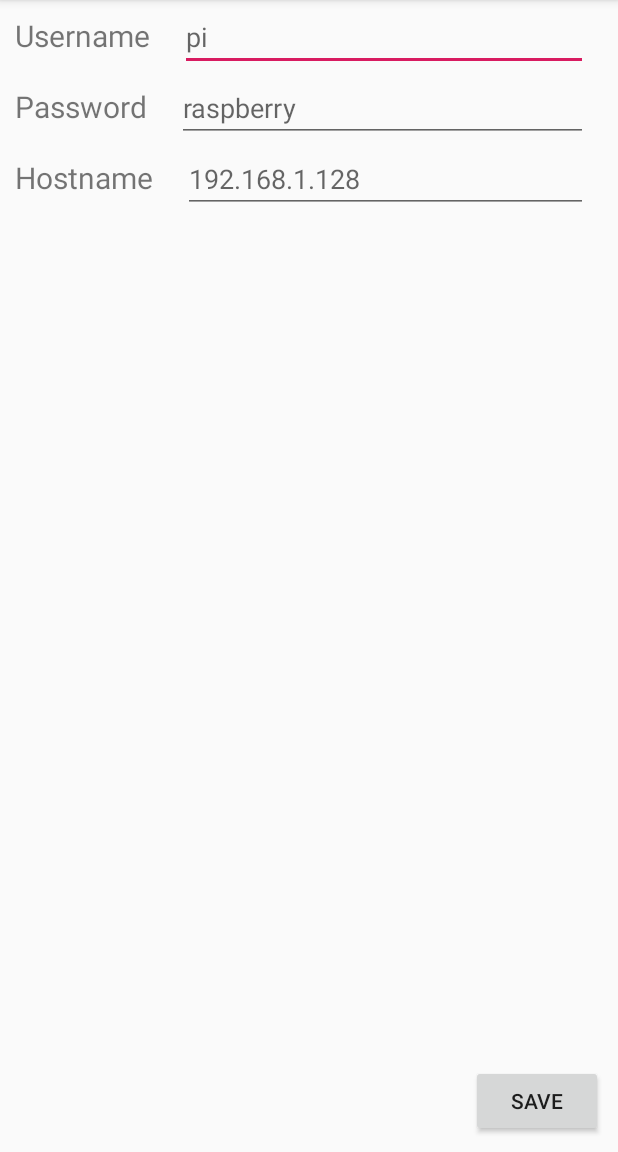
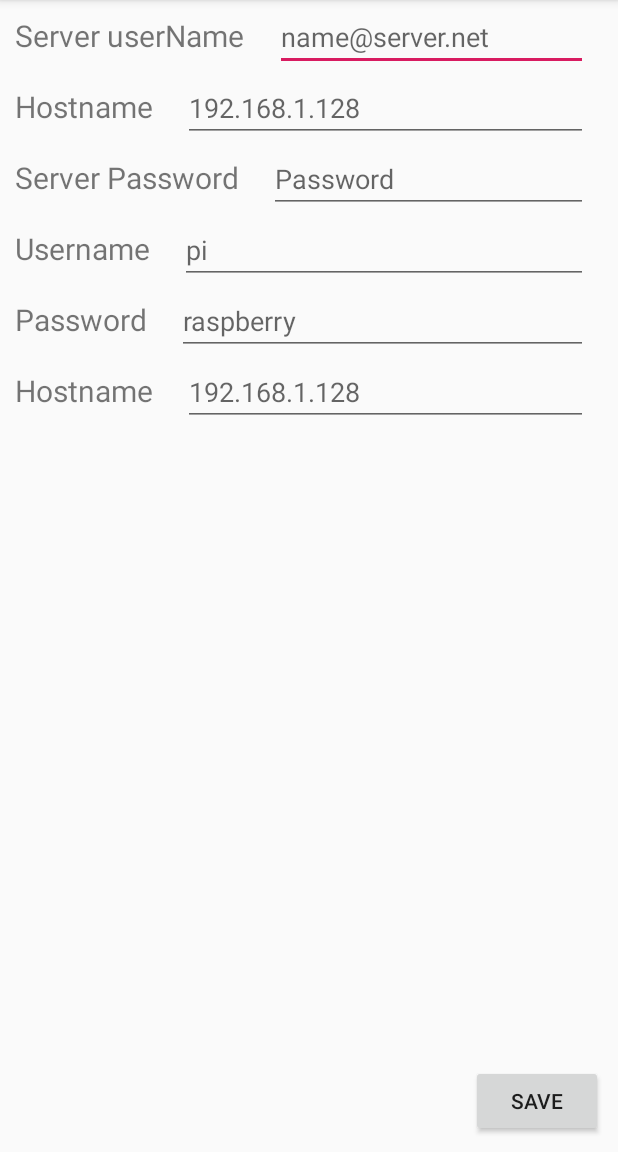
Before and after one commit to Abhiek187/floor-printing-robot, an Android app: the Settings screen opened directly, with no data from a screen before it, on a phone screen of 412 x 824 dp, the part 84-1236 px from its top. Run offline under Robolectric (Android 15) with nearby library versions, the phone set to English and light mode, and no system bars.

Commit message:
Connect to Server

```diff
--- a/LinuxTest/app/src/main/java/com/example/linuxtest/activities/PrintActivity.kt
+++ b/LinuxTest/app/src/main/java/com/example/linuxtest/activities/PrintActivity.kt
@@ -31,14 +31,41 @@ class PrintActivity : AppCompatActivity() {
 
         // Load pi info from SharedPreferences
         val sharedPref = Prefs(this)
-        val username = sharedPref.username
-        val password = sharedPref.password
-        val hostname = sharedPref.hostname
+        val serverName = sharedPref.serverName
+        val serverPassword = sharedPref.serverPassword
+        val serverHost = sharedPref.serverHostname
+       // val username = sharedPref.username
+        //val password = sharedPref.password
+        //val hostname = sharedPref.hostname
 
         currentImgName = intent.getStringExtra("imageName")!!
 
         thread {
-            ssh(username, password, hostname)
+            serverConnect(serverName, serverHost, serverPassword)
+            //ssh(username, password, hostname)
+        }
+    }
+
+    private fun serverConnect(serverName: String, serverHost: String,serverPassword: String){
+
+        try{
+            val jsch = JSch()
+            val session = jsch.getSession(serverName,serverHost)
+            session.setPassword(serverPassword)
+
+            val sharedPref = Prefs(this)
+            val username = sharedPref.username
+            val password = sharedPref.password
+            val hostname = username //hostname is also pi
+
+            uiPrint("Connecting to $serverHost")
+            thread {
+                ssh(username, password, hostname, 4755)
+            }
+
+        }catch (ex: JSchException){
+            ex.stackTrace
+            uiPrint("Could not connect to $serverName")
         }
     }
 
--- a/LinuxTest/app/src/main/java/com/example/linuxtest/activities/Settings.kt
+++ b/LinuxTest/app/src/main/java/com/example/linuxtest/activities/Settings.kt
@@ -13,16 +13,22 @@ class Settings : AppCompatActivity() {
         val binding = ActivitySettingsBinding.inflate(layoutInflater)
         setContentView(binding.root)
 
+        val serverName = binding.editServerUserName
+        val serverPassword = binding.editTextServerPassword
         val hostname = binding.editTextHostname
         val password = binding.editTextPassword
         val userName = binding.editTextUsername
         val saveSettingBtn = binding.saveSetting
+        val serverHostname = binding.editServerHostName
 
         val sharedPref = Prefs(this)
         // Populate EditText's with saved info
         hostname.setText(sharedPref.hostname)
         password.setText(sharedPref.password)
         userName.setText(sharedPref.username)
+        serverName.setText(sharedPref.serverName)
+        serverPassword.setText(sharedPref.serverPassword)
+        serverHostname.setText(sharedPref.serverHostname)
 
         hostname.setOnKeyListener{_, keyCode,keyEvent ->
             if(keyEvent.action == KeyEvent.ACTION_DOWN && keyCode == KeyEvent.KEYCODE_ENTER){
@@ -36,6 +42,9 @@ class Settings : AppCompatActivity() {
             sharedPref.hostname = hostname.text.toString()
             sharedPref.password = password.text.toString()
             sharedPref.username = userName.text.toString()
+            sharedPref.serverName = serverName.text.toString()
+            sharedPref.serverPassword = serverPassword.text.toString()
+            sharedPref.serverHostname = serverHostname.text.toString()
 
             //startActivity(Intent(this,MainActivity::class.java))
             finish()
--- a/LinuxTest/app/src/main/java/com/example/linuxtest/storage/Prefs.kt
+++ b/LinuxTest/app/src/main/java/com/example/linuxtest/storage/Prefs.kt
@@ -9,6 +9,9 @@ class Prefs (context: Context) {
     private val userKey = "username"
     private val passwordKey = "password"
     private val hostNameKey = "hostname"
+    private val serverNameKey = "serverName"
+    private val serverPasswordKey = "serverPassword"
+    private val serverHostnameKey = "serverHostname"
     private val prefs: SharedPreferences = context.getSharedPreferences(fileName,
         Context.MODE_PRIVATE)
 
@@ -27,4 +30,16 @@ class Prefs (context: Context) {
     var hostname: String
         get() = prefs.getString(hostNameKey,"").toString()
         set(value) = prefs.edit().putString(hostNameKey,value).apply()
+
+    var serverName: String
+        get() = prefs.getString(serverNameKey,"").toString()
+        set(value) = prefs.edit().putString(serverNameKey,value).apply()
+
+    var serverPassword: String
+        get() = prefs.getString(serverPasswordKey,"").toString()
+        set(value) = prefs.edit().putString(serverPasswordKey,value).apply()
+
+    var serverHostname: String
+        get() = prefs.getString(serverHostnameKey,"").toString()
+        set(value) = prefs.edit().putString(serverHostnameKey,value).apply()
 }
--- a/LinuxTest/app/src/main/res/layout/activity_settings.xml
+++ b/LinuxTest/app/src/main/res/layout/activity_settings.xml
@@ -7,15 +7,88 @@
     tools:context=".activities.Settings">
 
     <TextView
+        android:id="@+id/textViewServerUserName"
+        android:layout_width="wrap_content"
+        android:layout_height="wrap_content"
+        android:layout_marginStart="10dp"
+        android:layout_marginTop="10dp"
+        android:text="@string/serverName"
+        android:textSize="20sp"
+        app:layout_constraintStart_toStartOf="parent"
+        app:layout_constraintTop_toTopOf="parent"/>
+
+    <EditText
+        android:id="@+id/editServerUserName"
+        android:layout_width="0dp"
+        android:layout_height="wrap_content"
+        android:layout_marginStart="20dp"
+        android:layout_marginEnd="20dp"
+        android:inputType="text"
+        android:hint="@string/sample_server"
+        android:autofillHints="no"
+        app:layout_constraintBaseline_toBaselineOf="@id/textViewServerUserName"
+        app:layout_constraintEnd_toEndOf="parent"
+        app:layout_constraintStart_toEndOf="@id/textViewServerUserName" />
+
+    <TextView
+        android:id="@+id/textServerHostName"
+        android:layout_width="wrap_content"
+        android:layout_height="wrap_content"
+        android:layout_marginStart="10dp"
+        android:paddingTop="10dp"
+        android:text="@string/hostName"
+        android:textSize="20sp"
+        app:layout_constraintStart_toStartOf="parent"
+        app:layout_constraintTop_toBottomOf="@id/editServerUserName"/>
+
+    <EditText
+        android:id="@+id/editServerHostName"
+        android:layout_width="0dp"
+        android:layout_height="wrap_content"
+        android:layout_marginStart="20dp"
+        android:layout_marginEnd="20dp"
+        android:inputType="text"
+        android:autofillHints="no"
+        android:hint="@string/sample_hostname"
+        app:layout_constraintBaseline_toBaselineOf="@id/textServerHostName"
+        app:layout_constraintEnd_toEndOf="parent"
+        app:layout_constraintStart_toEndOf="@id/textServerHostName"/>
+
+
+    <TextView
+        android:id="@+id/textViewServerPassword"
+        android:layout_width="wrap_content"
+        android:layout_height="wrap_content"
+        android:layout_marginStart="10dp"
+        android:paddingTop="10dp"
+        android:textSize="20sp"
+        android:text="@string/serverPassword"
+        app:layout_constraintStart_toStartOf="parent"
+        app:layout_constraintTop_toBottomOf="@id/editServerHostName"/>
+
+    <EditText
+        android:id="@+id/editTextServerPassword"
+        android:layout_width="0dp"
+        android:layout_height="wrap_content"
+        android:layout_marginStart="20dp"
+        android:layout_marginEnd="20dp"
+        android:inputType="textPassword"
+        android:hint="@string/password"
+        android:autofillHints="no"
+        app:layout_constraintBaseline_toBaselineOf="@id/textViewServerPassword"
+        app:layout_constraintEnd_toEndOf="parent"
+        app:layout_constraintStart_toEndOf="@id/textViewServerPassword"/>
+
+    <TextView
         android:id="@+id/textViewUsername"
         android:layout_width="wrap_content"
         android:layout_height="wrap_content"
         android:layout_marginStart="10dp"
-        android:layout_marginTop="10dp"
+        android:paddingTop="10dp"
         android:text="@string/userName"
         android:textSize="20sp"
         app:layout_constraintStart_toStartOf="parent"
-        app:layout_constraintTop_toTopOf="parent" />
+        app:layout_constraintTop_toBottomOf="@id/editTextServerPassword" />
 
     <EditText
         android:id="@+id/editTextUsername"
@@ -25,6 +98,7 @@
         android:layout_marginEnd="20dp"
         android:hint="@string/sample_username"
         android:inputType="text"
+        android:autofillHints="no"
         app:layout_constraintBaseline_toBaselineOf="@+id/textViewUsername"
         app:layout_constraintEnd_toEndOf="parent"
         app:layout_constraintStart_toEndOf="@id/textViewUsername" />
@@ -48,6 +122,7 @@
         android:layout_marginEnd="20dp"
         android:hint="@string/sample_password"
         android:inputType="textPassword"
+        android:autofillHints="no"
         app:layout_constraintBaseline_toBaselineOf="@+id/textViewPassword"
         app:layout_constraintEnd_toEndOf="parent"
         app:layout_constraintStart_toEndOf="@id/textViewPassword" />
@@ -72,6 +147,7 @@
         android:digits="0123456789."
         android:hint="@string/sample_hostname"
         android:inputType="number"
+        android:autofillHints="no"
         app:layout_constraintBaseline_toBaselineOf="@+id/textViewHostname"
         app:layout_constraintEnd_toEndOf="parent"
         app:layout_constraintStart_toEndOf="@id/textViewHostname" />
--- a/LinuxTest/app/src/main/res/values/strings.xml
+++ b/LinuxTest/app/src/main/res/values/strings.xml
@@ -16,6 +16,9 @@
     <string name="sample_password">raspberry</string>
     <string name="sample_hostname">192.168.1.128</string>
     <string name="saveSetting">Save</string>
+    <string name="serverName">Server userName</string>
+    <string name="sample_server">name@server.net</string>
+    <string name="serverPassword">Server Password</string>
     <string name="arrow1">\u2190</string>
 
     <string name="explainColors">This drop down menu is used to change the
```
